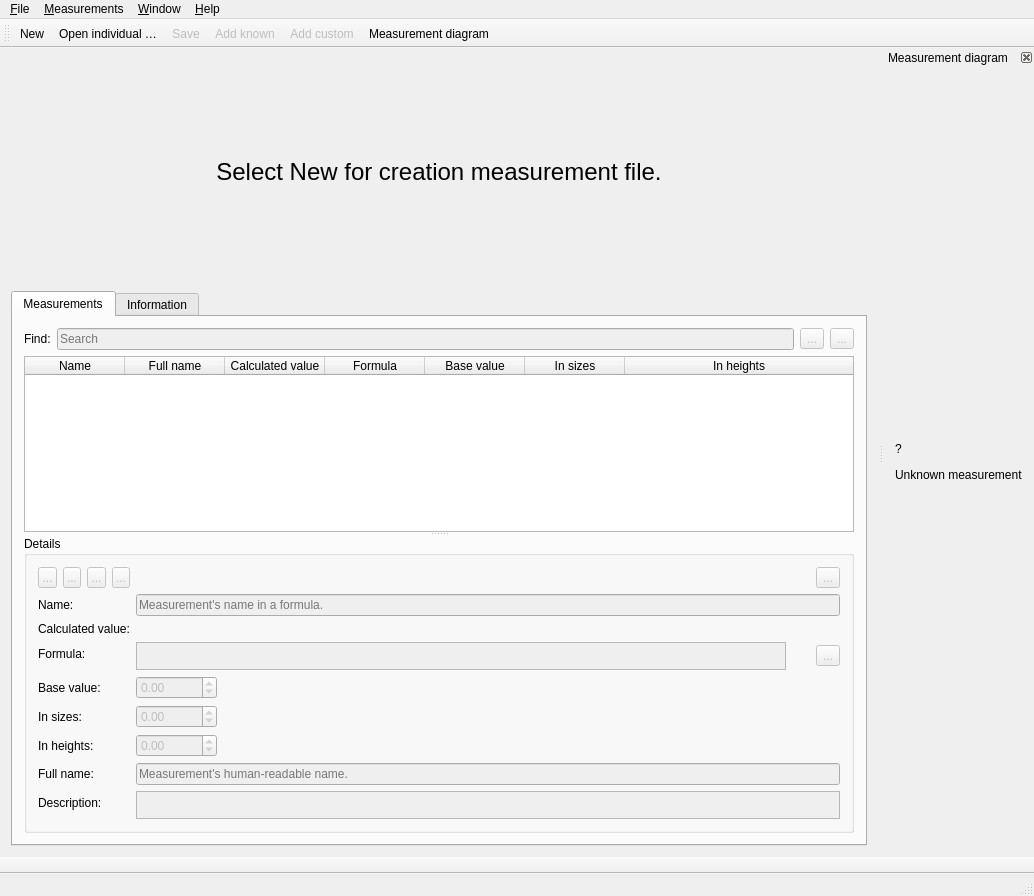
First picture: the form in src/app/tape/tmainwindow.ui, repository dismine/valentina, before the edit.
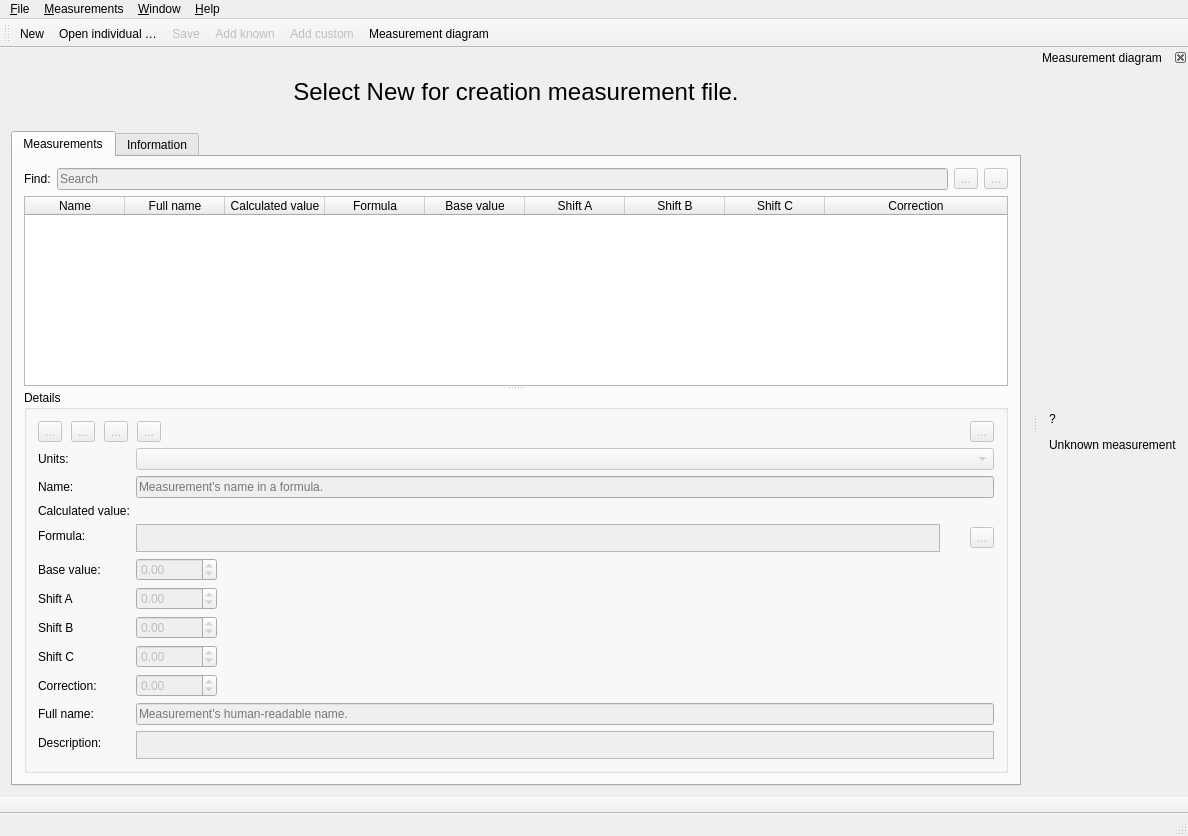
Second picture: the form after the edit. Icons and pictures are not drawn. Custom widgets are drawn as their Qt base class.

The edit to the form file:
```diff
--- a/src/app/tape/tmainwindow.ui
+++ b/src/app/tape/tmainwindow.ui
@@ -6,8 +6,8 @@
    <rect>
     <x>0</x>
     <y>0</y>
-    <width>1034</width>
-    <height>896</height>
+    <width>1188</width>
+    <height>836</height>
    </rect>
   </property>
   <property name="windowTitle">
@@ -24,7 +24,7 @@
      <verstretch>0</verstretch>
     </sizepolicy>
    </property>
-   <layout class="QVBoxLayout" name="verticalLayout_3">
+   <layout class="QVBoxLayout" name="verticalLayout_5">
     <item>
      <widget class="QLabel" name="labelToolTip">
       <property name="sizePolicy">
@@ -173,12 +173,22 @@
            </column>
            <column>
             <property name="text">
-             <string>In sizes</string>
+             <string notr="true">Shift A</string>
             </property>
            </column>
            <column>
             <property name="text">
-             <string>In heights</string>
+             <string notr="true">Shift B</string>
+            </property>
+           </column>
+           <column>
+            <property name="text">
+             <string notr="true">Shift C</string>
+            </property>
+           </column>
+           <column>
+            <property name="text">
+             <string>Correction</string>
             </property>
            </column>
           </widget>
@@ -198,18 +208,145 @@
            <property name="title">
             <string>Details</string>
            </property>
+           <layout class="QVBoxLayout" name="verticalLayout_3">
+            <item>
+             <layout class="QHBoxLayout" name="horizontalLayout">
+              <property name="spacing">
+               <number>9</number>
+              </property>
+              <item alignment="Qt::AlignLeft">
+               <widget class="QToolButton" name="toolButtonTop">
+                <property name="enabled">
+                 <bool>false</bool>
+                </property>
+                <property name="toolTip">
+                 <string>Move measurement top</string>
+                </property>
+                <property name="text">
+                 <string notr="true">...</string>
+                </property>
+                <property name="icon">
+                 <iconset theme="go-top">
+                  <normaloff>.</normaloff>.</iconset>
+                </property>
+               </widget>
+              </item>
+              <item alignment="Qt::AlignLeft">
+               <widget class="QToolButton" name="toolButtonUp">
+                <property name="enabled">
+                 <bool>false</bool>
+                </property>
+                <property name="toolTip">
+                 <string>Move measurement up</string>
+                </property>
+                <property name="text">
+                 <string notr="true">...</string>
+                </property>
+                <property name="icon">
+                 <iconset theme="go-up">
+                  <normaloff>.</normaloff>.</iconset>
+                </property>
+               </widget>
+              </item>
+              <item alignment="Qt::AlignLeft">
+               <widget class="QToolButton" name="toolButtonDown">
+                <property name="enabled">
+                 <bool>false</bool>
+                </property>
+                <property name="toolTip">
+                 <string>Move measurement down</string>
+                </property>
+                <property name="text">
+                 <string notr="true">...</string>
+                </property>
+                <property name="icon">
+                 <iconset theme="go-down">
+                  <normaloff>.</normaloff>.</iconset>
+                </property>
+               </widget>
+              </item>
+              <item alignment="Qt::AlignLeft">
+               <widget class="QToolButton" name="toolButtonBottom">
+                <property name="enabled">
+                 <bool>false</bool>
+                </property>
+                <property name="toolTip">
+                 <string>Move measurement bottom</string>
+                </property>
+                <property name="text">
+                 <string notr="true">...</string>
+                </property>
+                <property name="icon">
+                 <iconset theme="go-bottom">
+                  <normaloff>.</normaloff>.</iconset>
+                </property>
+               </widget>
+              </item>
+              <item>
+               <spacer name="horizontalSpacer">
+                <property name="orientation">
+                 <enum>Qt::Horizontal</enum>
+                </property>
+                <property name="sizeHint" stdset="0">
+                 <size>
+                  <width>40</width>
+                  <height>20</height>
+                 </size>
+                </property>
+               </spacer>
+              </item>
+              <item>
+               <widget class="QToolButton" name="toolButtonRemove">
+                <property name="enabled">
+                 <bool>false</bool>
+                </property>
+                <property name="toolTip">
+                 <string>Delete measurement</string>
+                </property>
+                <property name="text">
+                 <string notr="true">...</string>
+                </property>
+                <property name="icon">
+                 <iconset theme="list-remove">
+                  <normaloff>.</normaloff>.</iconset>
+                </property>
+               </widget>
+              </item>
+             </layout>
+            </item>
+            <item>
            <layout class="QFormLayout" name="formLayout">
             <property name="fieldGrowthPolicy">
              <enum>QFormLayout::ExpandingFieldsGrow</enum>
             </property>
-            <item row="2" column="0">
+              <item row="0" column="0">
+               <widget class="QLabel" name="labelMUnits">
+                <property name="text">
+                 <string>Units:</string>
+                </property>
+               </widget>
+              </item>
+              <item row="0" column="1">
+               <widget class="QComboBox" name="comboBoxMUnits">
+                <property name="enabled">
+                 <bool>false</bool>
+                </property>
+                <property name="sizePolicy">
+                 <sizepolicy hsizetype="MinimumExpanding" vsizetype="Fixed">
+                  <horstretch>0</horstretch>
+                  <verstretch>0</verstretch>
+                 </sizepolicy>
+                </property>
+               </widget>
+              </item>
+              <item row="1" column="0">
              <widget class="QLabel" name="label">
               <property name="text">
                <string>Name:</string>
               </property>
              </widget>
             </item>
-            <item row="2" column="1">
+              <item row="1" column="1">
              <widget class="QLineEdit" name="lineEditName">
               <property name="enabled">
                <bool>false</bool>
@@ -222,14 +359,31 @@
               </property>
              </widget>
             </item>
-            <item row="5" column="0">
+              <item row="2" column="0">
+               <widget class="QLabel" name="labelCalculated">
+                <property name="text">
+                 <string>Calculated value:</string>
+                </property>
+               </widget>
+              </item>
+              <item row="2" column="1">
+               <widget class="QLabel" name="labelCalculatedValue">
+                <property name="toolTip">
+                 <string>Calculated value</string>
+                </property>
+                <property name="text">
+                 <string notr="true"/>
+                </property>
+               </widget>
+              </item>
+              <item row="3" column="0">
              <widget class="QLabel" name="labelFormula">
               <property name="text">
                <string>Formula:</string>
               </property>
              </widget>
             </item>
-            <item row="5" column="1">
+              <item row="3" column="1">
              <layout class="QHBoxLayout" name="horizontalLayoutValue">
               <item>
                <widget class="VPlainTextEdit" name="plainTextEditFormula">
@@ -316,190 +470,14 @@
               </item>
              </layout>
             </item>
-            <item row="6" column="0">
+              <item row="4" column="0">
              <widget class="QLabel" name="labelBaseValue">
               <property name="text">
                <string>Base value:</string>
               </property>
              </widget>
             </item>
-            <item row="7" column="0">
-             <widget class="QLabel" name="labelInSizes">
-              <property name="text">
-               <string>In sizes:</string>
-              </property>
-             </widget>
-            </item>
-            <item row="8" column="0">
-             <widget class="QLabel" name="labelInHeights">
-              <property name="text">
-               <string>In heights:</string>
-              </property>
-             </widget>
-            </item>
-            <item row="10" column="0">
-             <widget class="QLabel" name="label_7">
-              <property name="text">
-               <string>Description:</string>
-              </property>
-             </widget>
-            </item>
-            <item row="10" column="1">
-             <widget class="VPlainTextEdit" name="plainTextEditDescription">
-              <property name="enabled">
-               <bool>false</bool>
-              </property>
-              <property name="sizePolicy">
-               <sizepolicy hsizetype="Expanding" vsizetype="Ignored">
-                <horstretch>0</horstretch>
-                <verstretch>1</verstretch>
-               </sizepolicy>
-              </property>
-              <property name="minimumSize">
-               <size>
-                <width>0</width>
-                <height>28</height>
-               </size>
-              </property>
-             </widget>
-            </item>
-            <item row="0" column="0">
-             <layout class="QHBoxLayout" name="horizontalLayout">
-              <item alignment="Qt::AlignLeft">
-               <widget class="QToolButton" name="toolButtonTop">
-                <property name="enabled">
-                 <bool>false</bool>
-                </property>
-                <property name="toolTip">
-                 <string>Move measurement top</string>
-                </property>
-                <property name="text">
-                 <string notr="true">...</string>
-                </property>
-                <property name="icon">
-                 <iconset theme="go-top">
-                  <normaloff>.</normaloff>.</iconset>
-                </property>
-               </widget>
-              </item>
-              <item alignment="Qt::AlignLeft">
-               <widget class="QToolButton" name="toolButtonUp">
-                <property name="enabled">
-                 <bool>false</bool>
-                </property>
-                <property name="toolTip">
-                 <string>Move measurement up</string>
-                </property>
-                <property name="text">
-                 <string notr="true">...</string>
-                </property>
-                <property name="icon">
-                 <iconset theme="go-up">
-                  <normaloff>.</normaloff>.</iconset>
-                </property>
-               </widget>
-              </item>
-              <item alignment="Qt::AlignLeft">
-               <widget class="QToolButton" name="toolButtonDown">
-                <property name="enabled">
-                 <bool>false</bool>
-                </property>
-                <property name="toolTip">
-                 <string>Move measurement down</string>
-                </property>
-                <property name="text">
-                 <string notr="true">...</string>
-                </property>
-                <property name="icon">
-                 <iconset theme="go-down">
-                  <normaloff>.</normaloff>.</iconset>
-                </property>
-               </widget>
-              </item>
-              <item alignment="Qt::AlignLeft">
-               <widget class="QToolButton" name="toolButtonBottom">
-                <property name="enabled">
-                 <bool>false</bool>
-                </property>
-                <property name="toolTip">
-                 <string>Move measurement bottom</string>
-                </property>
-                <property name="text">
-                 <string notr="true">...</string>
-                </property>
-                <property name="icon">
-                 <iconset theme="go-bottom">
-                  <normaloff>.</normaloff>.</iconset>
-                </property>
-               </widget>
-              </item>
-              <item>
-               <spacer name="horizontalSpacer_2">
-                <property name="orientation">
-                 <enum>Qt::Horizontal</enum>
-                </property>
-                <property name="sizeHint" stdset="0">
-                 <size>
-                  <width>5000</width>
-                  <height>20</height>
-                 </size>
-                </property>
-               </spacer>
-              </item>
-             </layout>
-            </item>
-            <item row="0" column="1">
-             <layout class="QHBoxLayout" name="horizontalLayout_3">
-              <item>
-               <spacer name="horizontalSpacer">
-                <property name="orientation">
-                 <enum>Qt::Horizontal</enum>
-                </property>
-                <property name="sizeHint" stdset="0">
-                 <size>
-                  <width>5000</width>
-                  <height>20</height>
-                 </size>
-                </property>
-               </spacer>
-              </item>
-              <item alignment="Qt::AlignRight">
-               <widget class="QToolButton" name="toolButtonRemove">
-                <property name="enabled">
-                 <bool>false</bool>
-                </property>
-                <property name="toolTip">
-                 <string>Delete measurement</string>
-                </property>
-                <property name="text">
-                 <string notr="true">...</string>
-                </property>
-                <property name="icon">
-                 <iconset theme="list-remove">
-                  <normaloff>.</normaloff>.</iconset>
-                </property>
-               </widget>
-              </item>
-             </layout>
-            </item>
-            <item row="4" column="0">
-             <widget class="QLabel" name="labelCalculated">
-              <property name="text">
-               <string>Calculated value:</string>
-              </property>
-             </widget>
-            </item>
             <item row="4" column="1">
-             <widget class="QLabel" name="labelCalculatedValue">
-              <property name="toolTip">
-               <string>Calculated value</string>
-              </property>
-              <property name="text">
-               <string notr="true"/>
-              </property>
-             </widget>
-            </item>
-            <item row="6" column="1">
              <widget class="QDoubleSpinBox" name="doubleSpinBoxBaseValue">
               <property name="enabled">
                <bool>false</bool>
@@ -512,6 +490,53 @@
               </property>
              </widget>
             </item>
+              <item row="5" column="0">
+               <widget class="QLabel" name="labelShiftA">
+                <property name="text">
+                 <string notr="true">Shift A</string>
+                </property>
+               </widget>
+              </item>
+              <item row="5" column="1">
+               <widget class="QDoubleSpinBox" name="doubleSpinBoxShiftA">
+                <property name="enabled">
+                 <bool>false</bool>
+                </property>
+                <property name="minimum">
+                 <double>-10000.000000000000000</double>
+                </property>
+                <property name="maximum">
+                 <double>10000.000000000000000</double>
+                </property>
+               </widget>
+              </item>
+              <item row="6" column="0">
+               <widget class="QLabel" name="labelShiftB">
+                <property name="text">
+                 <string>Shift B</string>
+                </property>
+               </widget>
+              </item>
+              <item row="6" column="1">
+               <widget class="QDoubleSpinBox" name="doubleSpinBoxShiftB">
+                <property name="enabled">
+                 <bool>false</bool>
+                </property>
+                <property name="minimum">
+                 <double>-10000.000000000000000</double>
+                </property>
+                <property name="maximum">
+                 <double>10000.000000000000000</double>
+                </property>
+               </widget>
+              </item>
+              <item row="7" column="0">
+               <widget class="QLabel" name="labelShiftC">
+                <property name="text">
+                 <string>Shift C</string>
+                </property>
+               </widget>
+              </item>
             <item row="7" column="1">
              <widget class="QDoubleSpinBox" name="doubleSpinBoxInSizes">
               <property name="enabled">
@@ -525,6 +550,13 @@
               </property>
              </widget>
             </item>
+              <item row="8" column="0">
+               <widget class="QLabel" name="labelCorrection">
+                <property name="text">
+                 <string>Correction:</string>
+                </property>
+               </widget>
+              </item>
             <item row="8" column="1">
              <widget class="QDoubleSpinBox" name="doubleSpinBoxInHeights">
               <property name="enabled">
@@ -558,6 +590,34 @@
               </property>
              </widget>
             </item>
+              <item row="10" column="0">
+               <widget class="QLabel" name="label_7">
+                <property name="text">
+                 <string>Description:</string>
+                </property>
+               </widget>
+              </item>
+              <item row="10" column="1">
+               <widget class="VPlainTextEdit" name="plainTextEditDescription">
+                <property name="enabled">
+                 <bool>false</bool>
+                </property>
+                <property name="sizePolicy">
+                 <sizepolicy hsizetype="Expanding" vsizetype="Ignored">
+                  <horstretch>0</horstretch>
+                  <verstretch>1</verstretch>
+                 </sizepolicy>
+                </property>
+                <property name="minimumSize">
+                 <size>
+                  <width>0</width>
+                  <height>28</height>
+                 </size>
+                </property>
+               </widget>
+              </item>
+             </layout>
+            </item>
            </layout>
           </widget>
          </widget>
@@ -884,7 +944,7 @@
     <rect>
      <x>0</x>
      <y>0</y>
-     <width>1034</width>
+     <width>1188</width>
      <height>21</height>
     </rect>
    </property>
```
Left out of the diff: 4 changed lines with no effect on the pictures. Lines whose indentation alone changed are shown as unchanged.
